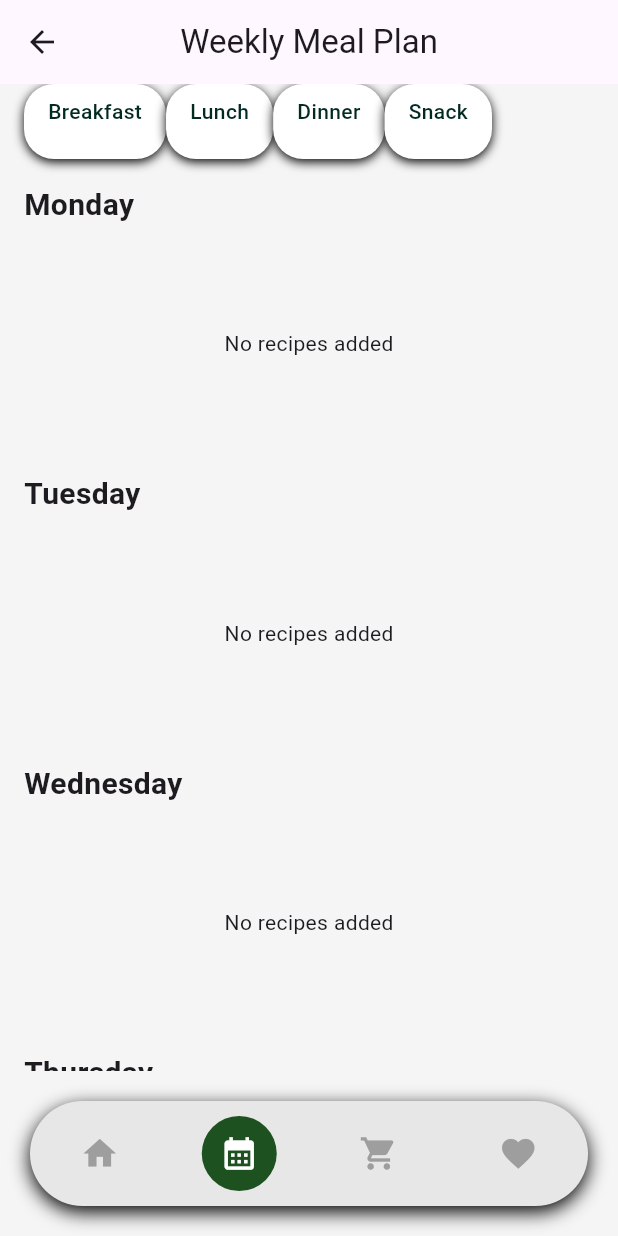
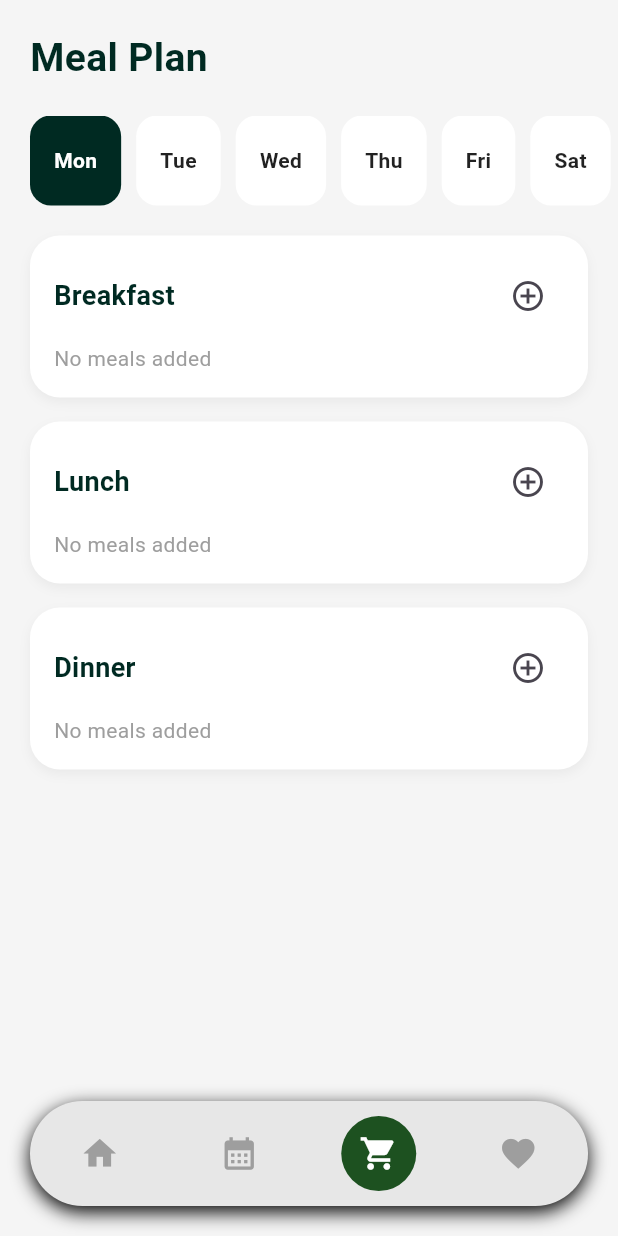
Before and after one commit to maelprz/MobDev-RecipeCookBook, a Flutter app: the screen it shows after launch, item 2 of the bottom bar chosen, on a phone screen of 412 x 824 dp. Run offline on Flutter 3.47's test engine with Material 3 defaults, Android fonts, the phone set to English and light mode, and no system bars; our stand-ins replace flutter_riverpod.

Commit message:
Refactor meal planning structure and UI components; add meal recipe picker and day selector

```diff
--- a/flutter_application_recipebook/lib/Screens/meal_plan_screen.dart
+++ b/flutter_application_recipebook/lib/Screens/meal_plan_screen.dart
@@ -1,11 +1,11 @@
 import 'package:flutter/material.dart';
 import 'package:flutter_riverpod/flutter_riverpod.dart';
-import '../Widgets/filter_pill.dart';
-import '../Widgets/recipe_card.dart';
+
+import '../Providers/meal_plan_provider.dart';
 import '../Widgets/bottom_nav_pill.dart';
-import '../Providers/meal_plan_provider.dart';
-import '../Providers/recipe_providers.dart';
-import '../Screens/recipe_details_screen.dart';
+import '../Widgets/meal_day_selector.dart';
+import '../Widgets/meal_slot_card.dart';
+import 'meal_recipe_picker_screen.dart';
 
 class MealPlanScreen extends ConsumerStatefulWidget {
   const MealPlanScreen({super.key});
@@ -15,19 +15,10 @@ class MealPlanScreen extends ConsumerStatefulWidget {
 }
 
 class _MealPlanScreenState extends ConsumerState<MealPlanScreen> {
-  int currentIndex = 1; // Meal Plan tab
+  String selectedDay = 'Monday';
+  int currentIndex = 2;
 
-  void onTabTapped(int index) {
-    setState(() {
-      currentIndex = index;
-    });
-    // TODO: navigate to other screens based on index
-  }
-
-  @override
-  Widget build(BuildContext context) {
-    final mealPlan = ref.watch(mealPlanProvider);
-    final weekdays = [
+  final List<String> days = const [
     'Monday',
     'Tuesday',
     'Wednesday',
@@ -37,103 +28,88 @@ class _MealPlanScreenState extends ConsumerState<MealPlanScreen> {
     'Sunday',
   ];
 
+  Future<void> _addRecipe(BuildContext context, String mealType) async {
+    final recipe = await Navigator.push(
+      context,
+      MaterialPageRoute(
+        builder: (_) =>
+            MealRecipePickerScreen(day: selectedDay, mealType: mealType),
+      ),
+    );
+
+    if (recipe != null) {
+      ref
+          .read(mealPlanProvider.notifier)
+          .addMeal(day: selectedDay, mealType: mealType, recipe: recipe);
+    }
+  }
+
+  @override
+  Widget build(BuildContext context) {
+    final mealPlans = ref.watch(mealPlanProvider);
+    final plan = mealPlans[selectedDay];
+
     return Scaffold(
-      backgroundColor: Colors.grey[100],
-      appBar: AppBar(
-        title: const Text('Weekly Meal Plan'),
-        centerTitle: true,
-        elevation: 0,
-      ),
-      body: Column(
-        children: [
-          // Filter pills
-          SizedBox(
-            height: 50,
-            child: ListView(
-              scrollDirection: Axis.horizontal,
-              padding: const EdgeInsets.symmetric(horizontal: 16),
-              children: const [
-                FilterPill(label: 'Breakfast'),
-                FilterPill(label: 'Lunch'),
-                FilterPill(label: 'Dinner'),
-                FilterPill(label: 'Snack'),
-              ],
-            ),
-          ),
-          const SizedBox(height: 16),
-          // Meal Plan per day
-          Expanded(
-            child: ListView.builder(
-              padding: const EdgeInsets.symmetric(horizontal: 16),
-              itemCount: weekdays.length,
-              itemBuilder: (context, index) {
-                final day = weekdays[index];
-                final recipesForDay = mealPlan[day] ?? [];
+      backgroundColor: const Color(0xFFF5F5F5),
 
-                return Column(
+      body: SafeArea(
+        child: Column(
           crossAxisAlignment: CrossAxisAlignment.start,
           children: [
-                    Text(
-                      day,
-                      style: const TextStyle(
-                        fontSize: 20,
+            /// Title
+            const Padding(
+              padding: EdgeInsets.all(20),
+              child: Text(
+                'Meal Plan',
+                style: TextStyle(
+                  fontSize: 26,
                   fontWeight: FontWeight.bold,
-                      ),
-                    ),
-                    const SizedBox(height: 8),
-                    SizedBox(
-                      height: 140,
-                      child: recipesForDay.isNotEmpty
-                          ? ListView.builder(
-                              scrollDirection: Axis.horizontal,
-                              itemCount: recipesForDay.length,
-                              itemBuilder: (context, recipeIndex) {
-                                final recipeId = recipesForDay[recipeIndex];
-                                final recipe = ref.watch(
-                                  recipeDetailProvider(recipeId),
-                                );
-
-                                return Padding(
-                                  padding: const EdgeInsets.only(right: 12),
-                                  child: GestureDetector(
-                                    onTap: () {
-                                      Navigator.push(
-                                        context,
-                                        MaterialPageRoute(
-                                          builder: (_) => RecipeDetailsScreen(
-                                            recipeId: recipeId,
-                                          ),
-                                        ),
-                                      );
-                                    },
-                                    child: SizedBox(
-                                      width: 300,
-                                      child: RecipeCard(
-                                        imagePath: recipe.imagePath,
-                                        title: recipe.name,
-                                        time: '${recipe.cookingTime} min',
-                                        difficulty: recipe.difficulty,
-                                        isFavorite:
-                                            false, // since Recipe has no isFavorite yet
+                  color: Color(0xFF002A22),
                 ),
               ),
             ),
-                                );
+
+            /// Day selector
+            MealDaySelector(
+              days: days,
+              selectedDay: selectedDay,
+              onDaySelected: (day) {
+                setState(() => selectedDay = day);
               },
-                            )
-                          : const Center(child: Text('No recipes added')),
             ),
-                    const SizedBox(height: 16),
+
+            const SizedBox(height: 20),
+
+            /// Meal slots
+            Expanded(
+              child: ListView(
+                padding: const EdgeInsets.symmetric(horizontal: 20),
+                children: [
+                  MealSlotCard(
+                    title: 'Breakfast',
+                    recipes: plan?.breakfast ?? [],
+                    onAdd: () => _addRecipe(context, 'breakfast'),
+                  ),
+                  MealSlotCard(
+                    title: 'Lunch',
+                    recipes: plan?.lunch ?? [],
+                    onAdd: () => _addRecipe(context, 'lunch'),
+                  ),
+                  MealSlotCard(
+                    title: 'Dinner',
+                    recipes: plan?.dinner ?? [],
+                    onAdd: () => _addRecipe(context, 'dinner'),
+                  ),
                 ],
-                );
-              },
               ),
             ),
           ],
         ),
+      ),
+
       bottomNavigationBar: BottomNavPill(
         currentIndex: currentIndex,
-        onTap: onTabTapped,
+        onTap: (_) {},
       ),
     );
   }
--- /dev/null
+++ b/flutter_application_recipebook/lib/Widgets/meal_day_selector.dart
@@ -0,0 +1,51 @@
+import 'package:flutter/material.dart';
+
+class MealDaySelector extends StatelessWidget {
+  final List<String> days;
+  final String selectedDay;
+  final ValueChanged<String> onDaySelected;
+
+  const MealDaySelector({
+    super.key,
+    required this.days,
+    required this.selectedDay,
+    required this.onDaySelected,
+  });
+
+  @override
+  Widget build(BuildContext context) {
+    return SizedBox(
+      height: 60,
+      child: ListView.separated(
+        scrollDirection: Axis.horizontal,
+        padding: const EdgeInsets.symmetric(horizontal: 20),
+        itemCount: days.length,
+        separatorBuilder: (_, __) => const SizedBox(width: 10),
+        itemBuilder: (context, index) {
+          final day = days[index];
+          final isSelected = day == selectedDay;
+
+          return GestureDetector(
+            onTap: () => onDaySelected(day),
+            child: Container(
+              padding: const EdgeInsets.symmetric(horizontal: 16, vertical: 10),
+              decoration: BoxDecoration(
+                color: isSelected ? const Color(0xFF002A22) : Colors.white,
+                borderRadius: BorderRadius.circular(14),
+              ),
+              child: Center(
+                child: Text(
+                  day.substring(0, 3),
+                  style: TextStyle(
+                    fontWeight: FontWeight.bold,
+                    color: isSelected ? Colors.white : Colors.black87,
+                  ),
+                ),
+              ),
+            ),
+          );
+        },
+      ),
+    );
+  }
+}
--- /dev/null
+++ b/flutter_application_recipebook/lib/Widgets/meal_slot_card.dart
@@ -0,0 +1,83 @@
+import 'package:flutter/material.dart';
+import '../Models/recipe.dart';
+
+class MealSlotCard extends StatelessWidget {
+  final String title;
+  final List<Recipe> recipes;
+  final VoidCallback onAdd;
+
+  const MealSlotCard({
+    super.key,
+    required this.title,
+    required this.recipes,
+    required this.onAdd,
+  });
+
+  @override
+  Widget build(BuildContext context) {
+    return Container(
+      margin: const EdgeInsets.only(bottom: 16),
+      padding: const EdgeInsets.all(16),
+      decoration: BoxDecoration(
+        color: Colors.white,
+        borderRadius: BorderRadius.circular(20),
+        boxShadow: [
+          BoxShadow(
+            color: Colors.black.withValues(alpha: 0.05),
+            blurRadius: 6,
+            offset: const Offset(0, 3),
+          ),
+        ],
+      ),
+      child: Column(
+        crossAxisAlignment: CrossAxisAlignment.start,
+        children: [
+          /// Header
+          Row(
+            mainAxisAlignment: MainAxisAlignment.spaceBetween,
+            children: [
+              Text(
+                title,
+                style: const TextStyle(
+                  fontSize: 18,
+                  fontWeight: FontWeight.bold,
+                  color: Color(0xFF002A22),
+                ),
+              ),
+              IconButton(
+                icon: const Icon(Icons.add_circle_outline),
+                onPressed: onAdd,
+              ),
+            ],
+          ),
+
+          /// Empty state
+          if (recipes.isEmpty)
+            const Padding(
+              padding: EdgeInsets.only(top: 8),
+              child: Text(
+                'No meals added',
+                style: TextStyle(color: Colors.grey),
+              ),
+            ),
+
+          /// Recipe list
+          if (recipes.isNotEmpty)
+            ...recipes.map(
+              (recipe) => ListTile(
+                contentPadding: EdgeInsets.zero,
+                title: Text(
+                  recipe.name,
+                  style: const TextStyle(fontWeight: FontWeight.w600),
+                ),
+                subtitle: Text(
+                  '${recipe.cookingTime} min • ${recipe.difficulty}',
+                ),
+                trailing: const Icon(Icons.chevron_right),
+              ),
+            ),
+        ],
+      ),
+    );
+  }
+}
```
Also changed, not shown: flutter_application_recipebook/lib/Models/meal_plan.dart (+14 -6 lines), flutter_application_recipebook/lib/Providers/meal_plan_provider.dart (+94 -38 lines), flutter_application_recipebook/lib/Screens/meal_recipe_picker_screen.dart (added, +50 -0 lines). Lines whose indentation alone changed are shown as unchanged.
